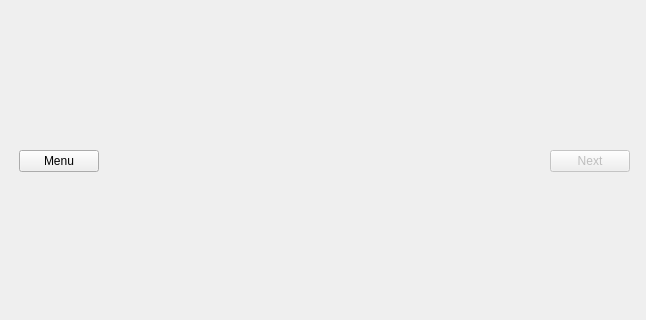
Qt form testform.ui (Furiiis/QuizConstructorApp) before a commit; both pictures show x 0 to 646 and y 123 to 443 of the 646 by 567 pixel window.
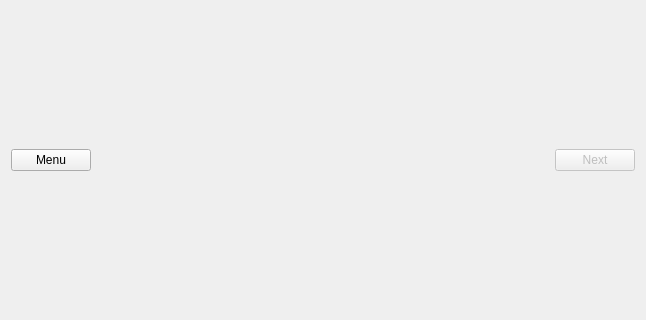
The same form after that commit.

What changed in the file:
```diff
--- a/testform.ui
+++ b/testform.ui
@@ -13,15 +13,8 @@
   <property name="windowTitle">
    <string>Form</string>
   </property>
-  <widget class="QWidget" name="verticalLayoutWidget">
-   <property name="geometry">
-    <rect>
-     <x>19</x>
-     <y>19</y>
-     <width>611</width>
-     <height>531</height>
-    </rect>
-   </property>
+  <layout class="QVBoxLayout" name="verticalLayout_2">
+   <item>
    <layout class="QVBoxLayout" name="verticalLayout">
     <item>
      <layout class="QHBoxLayout" name="buttonHorizontalLayout">
@@ -61,7 +54,8 @@
      </layout>
     </item>
    </layout>
-  </widget>
+   </item>
+  </layout>
  </widget>
  <resources/>
  <connections>
```
Left out of the diff: 24 changed lines with no effect on the pictures. Lines whose indentation alone changed are shown as unchanged.
